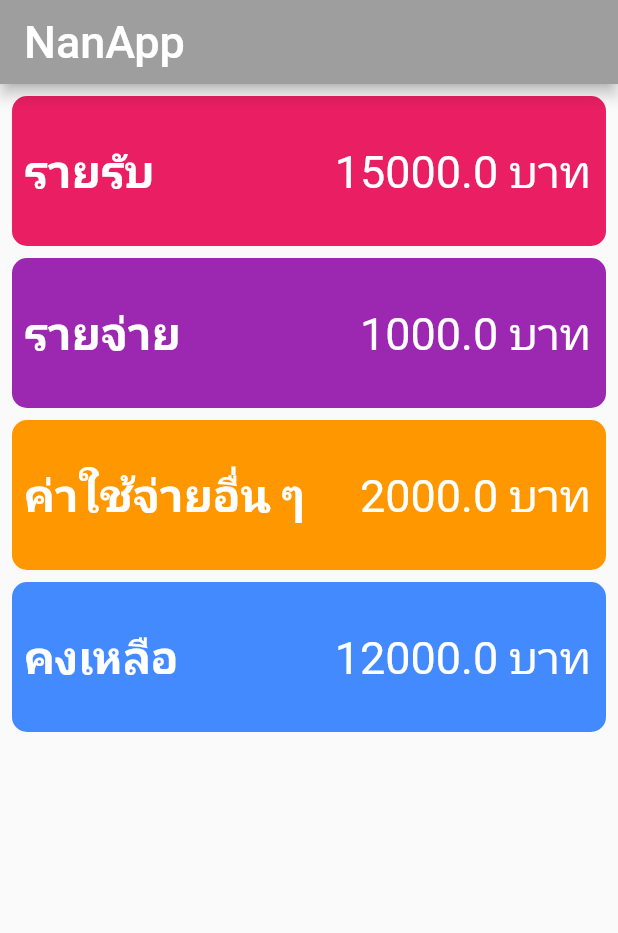
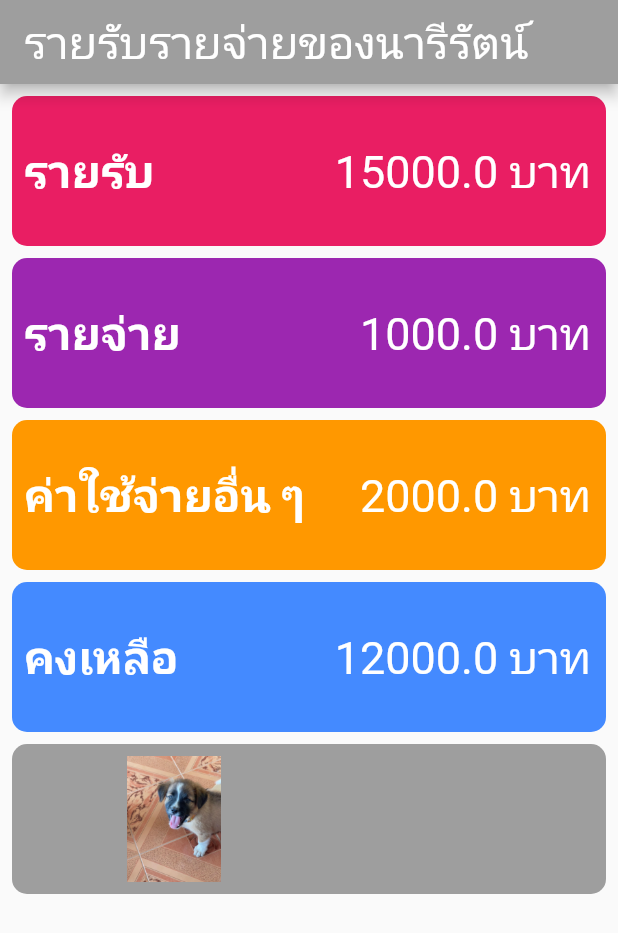
Before and after one commit to nannary/Flutter-IncomeAndExpenses, a Flutter app: the screen it shows after launch, on a phone screen of 412 x 824 dp. Shown: the top 933 px of the screen. Run offline on Flutter 3.47's test engine with Material 2 defaults, Android fonts, the phone set to English and light mode, and no system bars.

Commit message:
add image

```diff
--- a/lib/main.dart
+++ b/lib/main.dart
@@ -40,7 +40,7 @@ class _MyhomeState extends State<Myhome> {
     return Scaffold(
       appBar: AppBar(
         title: Text(
-          "NanApp",
+          "รายรับรายจ่ายของนารีรัตน์",
           style: TextStyle(color: Colors.white, fontSize: 30),
         ),
       ),
@@ -188,6 +188,29 @@ class _MyhomeState extends State<Myhome> {
                   )
                 ],
               ),
+            ),
+            SizedBox(
+              height: 8,
+            ),
+            // แสดงเงินคงเหลือ
+            Container(
+              decoration: BoxDecoration(
+                color: Colors.grey,
+                borderRadius: BorderRadius.circular(10),
+              ),
+              height: 100,
+              child: Row(
+                children: [
+                  Padding(
+                    padding: const EdgeInsets.all(8.0),
+                    child: Image.asset(
+                      'assets/images/milo.jpg', // เปลี่ยนเป็น path ที่ถูกต้อง
+                      width: 200, // ปรับขนาดตามต้องการ
+                      height: 200,
+                    ),
+                  ),
+                ],
+              ),
             )
           ],
         ),
--- a/pubspec.yaml
+++ b/pubspec.yaml
@@ -58,6 +58,9 @@ flutter:
   # the material Icons class.
   uses-material-design: true
 
+  assets:
+    - assets/images/
+
   # To add assets to your application, add an assets section, like this:
   # assets:
   #   - images/a_dot_burr.jpeg
```
Also changed, not shown: assets/images/milo.jpg (added).
